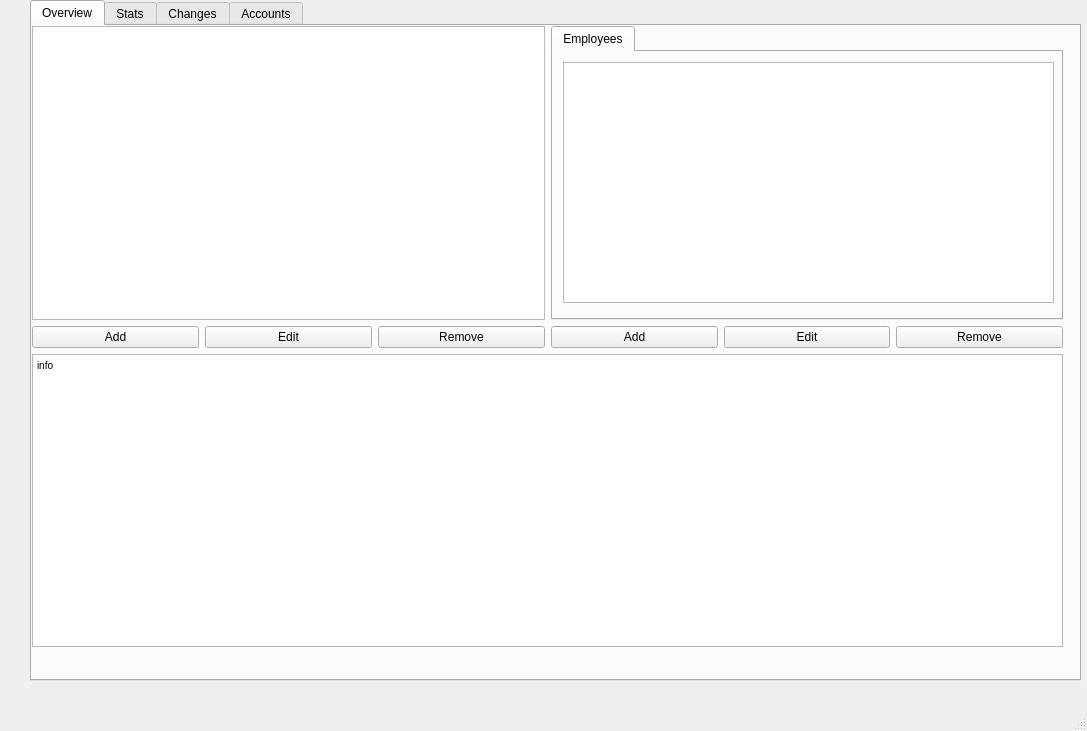
Old version of the form gui/mainwindow.ui in the repository explosion204/office-expense-tracker.
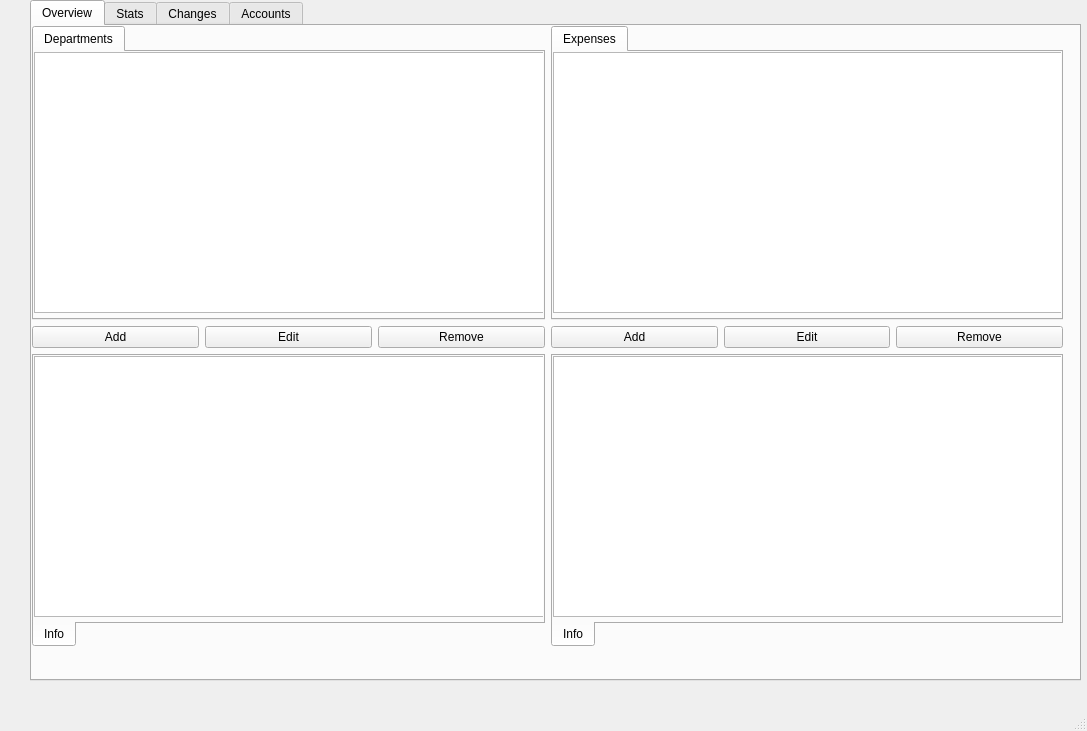
New version of the form. The open tabs and pages were chosen to show the change.

Commit message: added members_count attr to department; gui in dev

The edit to the form file:
```diff
--- a/gui/mainwindow.ui
+++ b/gui/mainwindow.ui
@@ -30,7 +30,7 @@
      </rect>
     </property>
     <property name="currentIndex">
-     <number>3</number>
+     <number>0</number>
     </property>
     <widget class="QWidget" name="overviewTab">
      <attribute name="title">
@@ -49,60 +49,31 @@
        <property name="sizeConstraint">
         <enum>QLayout::SetMinimumSize</enum>
        </property>
-       <item row="1" column="0">
-        <layout class="QHBoxLayout" name="horizontalLayout_6">
-         <item>
-          <layout class="QHBoxLayout" name="horizontalLayout_7">
-           <item>
-            <widget class="QPushButton" name="pushButton">
-             <property name="text">
-              <string>Add</string>
-             </property>
-            </widget>
-           </item>
-           <item>
-            <widget class="QPushButton" name="pushButton_3">
-             <property name="text">
-              <string>Edit</string>
-             </property>
-            </widget>
-           </item>
-           <item>
-            <widget class="QPushButton" name="pushButton_2">
-             <property name="text">
-              <string>Remove</string>
-             </property>
-            </widget>
-           </item>
-          </layout>
-         </item>
-        </layout>
-       </item>
        <item row="0" column="1">
         <widget class="QTabWidget" name="tabWidget_2">
+         <property name="tabShape">
+          <enum>QTabWidget::Rounded</enum>
+         </property>
          <property name="currentIndex">
           <number>0</number>
          </property>
          <widget class="QWidget" name="tab_4">
           <attribute name="title">
-           <string>Employees</string>
+           <string>Expenses</string>
           </attribute>
-          <widget class="QListWidget" name="listWidget_2">
+          <widget class="QListWidget" name="expensesListWidget">
            <property name="geometry">
             <rect>
-             <x>10</x>
-             <y>10</y>
-             <width>491</width>
-             <height>241</height>
+             <x>0</x>
+             <y>0</y>
+             <width>511</width>
+             <height>261</height>
             </rect>
            </property>
           </widget>
          </widget>
         </widget>
        </item>
-       <item row="0" column="0">
-        <widget class="QListWidget" name="listWidget"/>
-       </item>
        <item row="1" column="1">
         <layout class="QHBoxLayout" name="horizontalLayout_9">
          <item>
@@ -128,15 +99,120 @@
          </item>
         </layout>
        </item>
-       <item row="2" column="0" colspan="2">
-        <widget class="QTextEdit" name="textEdit_2">
-         <property name="html">
-          <string>&lt;!DOCTYPE HTML PUBLIC &quot;-//W3C//DTD HTML 4.0//EN&quot; &quot;http://www.w3.org/TR/REC-html40/strict.dtd&quot;&gt;
-&lt;html&gt;&lt;head&gt;&lt;meta name=&quot;qrichtext&quot; content=&quot;1&quot; /&gt;&lt;style type=&quot;text/css&quot;&gt;
-p, li { white-space: pre-wrap; }
-&lt;/style&gt;&lt;/head&gt;&lt;body style=&quot; font-family:'MS Shell Dlg 2'; font-size:7.8pt; font-weight:400; font-style:normal;&quot;&gt;
-&lt;p style=&quot; margin-top:0px; margin-bottom:0px; margin-left:0px; margin-right:0px; -qt-block-indent:0; text-indent:0px;&quot;&gt;info&lt;/p&gt;&lt;/body&gt;&lt;/html&gt;</string>
+       <item row="2" column="0">
+        <widget class="QTabWidget" name="tabWidget_5">
+         <property name="tabPosition">
+          <enum>QTabWidget::South</enum>
          </property>
+         <property name="currentIndex">
+          <number>0</number>
+         </property>
+         <widget class="QWidget" name="tab_8">
+          <attribute name="title">
+           <string>Info</string>
+          </attribute>
+          <widget class="QTextBrowser" name="departmentInfo">
+           <property name="geometry">
+            <rect>
+             <x>0</x>
+             <y>0</y>
+             <width>511</width>
+             <height>261</height>
+            </rect>
+           </property>
+          </widget>
+         </widget>
+        </widget>
+       </item>
+       <item row="2" column="1">
+        <widget class="QTabWidget" name="tabWidget_6">
+         <property name="tabPosition">
+          <enum>QTabWidget::South</enum>
+         </property>
+         <property name="currentIndex">
+          <number>0</number>
+         </property>
+         <widget class="QWidget" name="tab_9">
+          <attribute name="title">
+           <string>Info</string>
+          </attribute>
+          <widget class="QTextBrowser" name="expenseInfo">
+           <property name="geometry">
+            <rect>
+             <x>0</x>
+             <y>0</y>
+             <width>511</width>
+             <height>261</height>
+            </rect>
+           </property>
+          </widget>
+         </widget>
+        </widget>
+       </item>
+       <item row="1" column="0">
+        <layout class="QHBoxLayout" name="horizontalLayout_6">
+         <item>
+          <layout class="QHBoxLayout" name="horizontalLayout_7">
+           <item>
+            <widget class="QPushButton" name="pushButton">
+             <property name="text">
+              <string>Add</string>
+             </property>
+            </widget>
+           </item>
+           <item>
+            <widget class="QPushButton" name="pushButton_3">
+             <property name="text">
+              <string>Edit</string>
+             </property>
+            </widget>
+           </item>
+           <item>
+            <widget class="QPushButton" name="pushButton_2">
+             <property name="text">
+              <string>Remove</string>
+             </property>
+            </widget>
+           </item>
+          </layout>
+         </item>
+        </layout>
+       </item>
+       <item row="0" column="0">
+        <widget class="QTabWidget" name="tabWidget_4">
+         <property name="tabPosition">
+          <enum>QTabWidget::North</enum>
+         </property>
+         <property name="tabShape">
+          <enum>QTabWidget::Rounded</enum>
+         </property>
+         <property name="currentIndex">
+          <number>0</number>
+         </property>
+         <property name="documentMode">
+          <bool>false</bool>
+         </property>
+         <property name="tabsClosable">
+          <bool>false</bool>
+         </property>
+         <property name="movable">
+          <bool>false</bool>
+         </property>
+         <widget class="QWidget" name="tab_5">
+          <attribute name="title">
+           <string>Departments</string>
+          </attribute>
+          <widget class="QListWidget" name="departmentsListWidget">
+           <property name="geometry">
+            <rect>
+             <x>0</x>
+             <y>0</y>
+             <width>511</width>
+             <height>261</height>
+            </rect>
+           </property>
+          </widget>
+         </widget>
         </widget>
        </item>
       </layout>
```
The commit also changes 19 other files.
